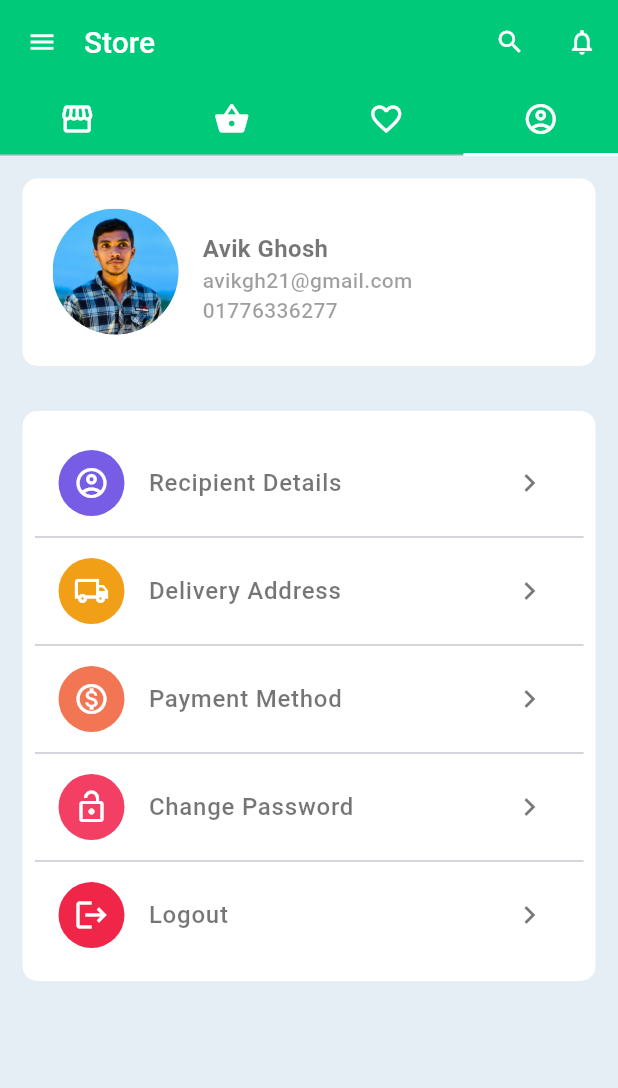
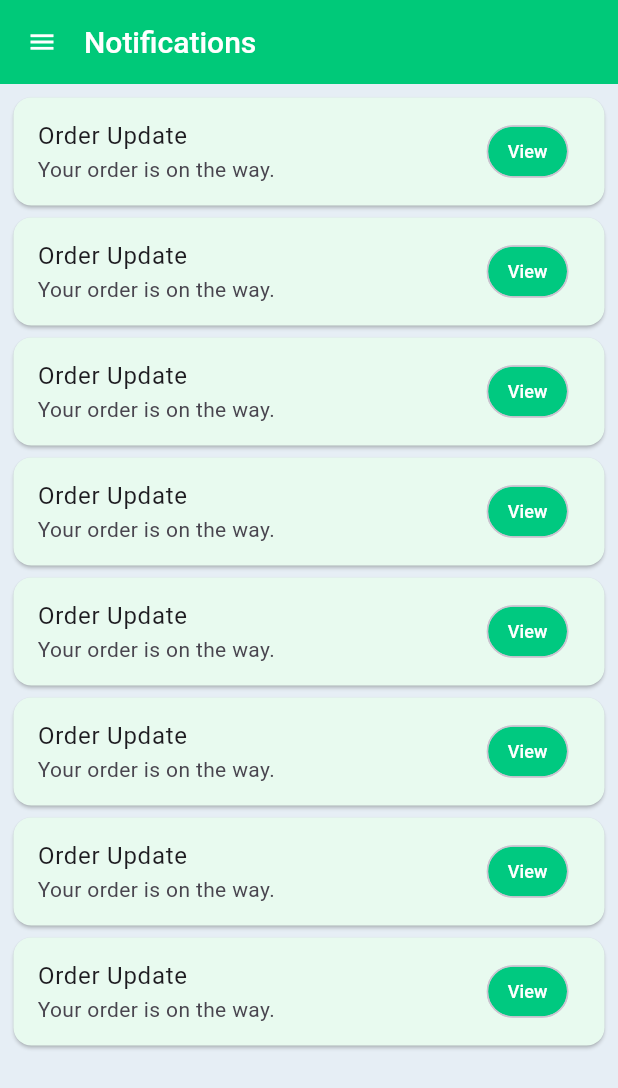
Before and after one commit to avikgh/grocery_app, a Flutter app: the screen it shows after launch, tab 4 chosen, after a tap on the "notifications none" icon, on a phone screen of 412 x 824 dp. Shown: the top 1088 px of the screen. Run offline on Flutter 3.47's test engine with Material 3 defaults, Android fonts, the phone set to English and light mode, and no system bars; our stand-ins replace get.

Commit message:
Small Update.

```diff
--- a/lib/app.dart
+++ b/lib/app.dart
@@ -1,4 +1,5 @@
 import 'package:flutter/material.dart';
+import 'package:get/get_navigation/src/root/get_material_app.dart';
 import 'package:grocery_app/ui/screens/grocery_main_screen.dart';
 
 class GroceryApp extends StatelessWidget {
@@ -6,7 +7,7 @@ class GroceryApp extends StatelessWidget {
 
   @override
   Widget build(BuildContext context) {
-    return MaterialApp(
+    return GetMaterialApp(
       title: 'Grocery',
       debugShowCheckedModeBanner: false,
       theme: _buildLightThemeData(),
--- a/lib/ui/screens/grocery_main_screen.dart
+++ b/lib/ui/screens/grocery_main_screen.dart
@@ -1,4 +1,6 @@
 import 'package:flutter/material.dart';
+import 'package:get/get.dart';
+import 'package:grocery_app/ui/screens/notifications_screen.dart';
 import 'package:grocery_app/ui/screens/tabs/profile_tab.dart';
 import 'package:grocery_app/ui/screens/tabs/store_tab.dart';
 
@@ -28,7 +30,9 @@ class GroceryMainScreen extends StatelessWidget {
               ),
             ),
             IconButton(
-              onPressed: () {},
+              onPressed: () {
+                Get.to(() => NotificationsScreen());
+              },
               icon: Icon(
                 Icons.notifications_none,
                 color: Colors.white,
--- /dev/null
+++ b/lib/ui/screens/notifications_screen.dart
@@ -0,0 +1,33 @@
+import 'package:flutter/material.dart';
+
+import '../widgets/notification_card.dart';
+
+class NotificationsScreen extends StatelessWidget {
+  const NotificationsScreen({super.key});
+
+  @override
+  Widget build(BuildContext context) {
+    return Scaffold(
+      backgroundColor: Color(0xFFE6EEF5),
+      appBar: AppBar(
+        title: Text('Notifications'),
+        leading: IconButton(
+          onPressed: () {},
+          icon: Icon(Icons.menu),
+        ),
+      ),
+      body: Padding(
+        padding: const EdgeInsets.all(5),
+        child: ListView.builder(
+          itemCount: 8,
+          itemBuilder: (context, index) {
+            return Dismissible(
+              key: UniqueKey(),
+              child: NotificationCard(),
+            );
+          },
+        ),
+      ),
+    );
+  }
+}
--- a/lib/ui/screens/tabs/store_tab.dart
+++ b/lib/ui/screens/tabs/store_tab.dart
@@ -122,7 +122,7 @@ class _StoreTabState extends State<StoreTab> {
           ),
           TextButton(
             onPressed: () {
-              Get.to(() => screen);
+              Get.to(() => screen, transition: Transition.rightToLeft);
             },
             child: Text('View All >'),
           )
@@ -144,7 +144,7 @@ class _StoreTabState extends State<StoreTab> {
           ),
           child: IconButton(
             onPressed: () {
-              Get.to(() => ColdDrinkScreen());
+              Get.to(() => ColdDrinkScreen(), transition: Transition.rightToLeft);
             },
             icon: icon,
             style: IconButton.styleFrom(iconSize: 25),
--- /dev/null
+++ b/lib/ui/widgets/notification_card.dart
@@ -0,0 +1,33 @@
+import 'package:flutter/material.dart';
+
+class NotificationCard extends StatelessWidget {
+  const NotificationCard({
+    super.key,
+  });
+
+  @override
+  Widget build(BuildContext context) {
+    return Card(
+      color: Color(0xFFE8FAEF),
+      child: ListTile(
+        title: Text('Order Update'),
+        subtitle: Text('Your order is on the way.'),
+        trailing: GestureDetector(
+          onTap: (){},
+          child: Chip(
+            label: Text('View'),
+            labelStyle: TextStyle(
+                color: Colors.white,
+                fontSize: 12,
+            ),
+            backgroundColor: Color(0xFF00C980),
+            shape: RoundedRectangleBorder(
+              borderRadius: BorderRadius.circular(30),
+            ),
+            labelPadding: EdgeInsets.symmetric(horizontal: 5, vertical: 0),
+          ),
+        ),
+      ),
+    );
+  }
+}
```
